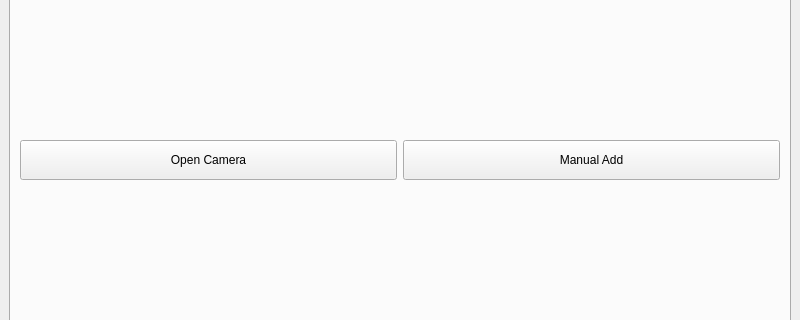
ZachMatriano/CMSC-21-Finals, file SariSariSleuth/mainwindow.ui: the form before one commit; both pictures show x 0 to 800 and y 141 to 461 of the 800 by 600 pixel window.
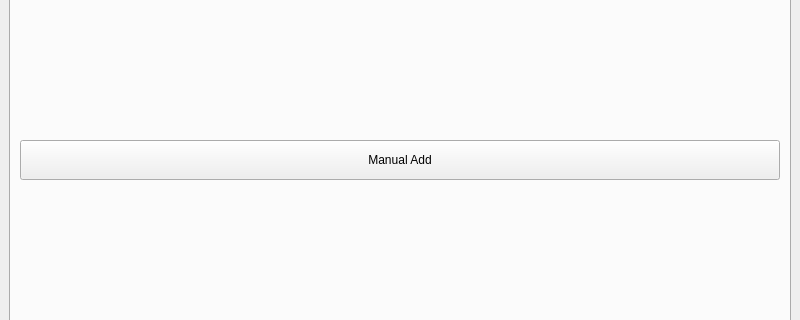
The form after the commit. The open tabs and pages were chosen to show the change.

Commit message: Removed the camera button bc will no longer push the functionality of it.

Diff of the .ui file:
```diff
--- a/SariSariSleuth/mainwindow.ui
+++ b/SariSariSleuth/mainwindow.ui
@@ -27,19 +27,6 @@
        <layout class="QVBoxLayout" name="verticalLayout_3">
         <item>
          <layout class="QHBoxLayout" name="horizontalLayout_3">
-          <item>
-           <widget class="QPushButton" name="openCameraButton">
-            <property name="minimumSize">
-             <size>
-              <width>150</width>
-              <height>40</height>
-             </size>
-            </property>
-            <property name="text">
-             <string>Open Camera</string>
-            </property>
-           </widget>
-          </item>
           <item>
            <widget class="QPushButton" name="manualAddButton">
             <property name="minimumSize">
```
The commit also changes 2 other files.
